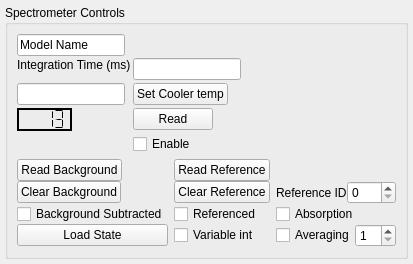
Old version of the form nplab/instrument/spectrometer/ocean_optics_controls.ui in the repository nanophotonics/nplab.
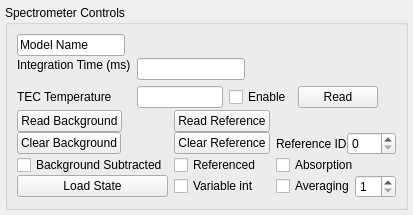
New version of the form.

Commit message:
Revert "Merge pull request #84 from nanophotonics/fixing-Ocean-Optics-temperature-control"
This reverts commit 6d52aaeec20a2c541bc8cf2856f85bf3b7c7c164, reversing
changes made to a7593ecfbee52fc1dbe59d67e79dc388a88be8cb.

```diff
--- a/nplab/instrument/spectrometer/ocean_optics_controls.ui
+++ b/nplab/instrument/spectrometer/ocean_optics_controls.ui
@@ -7,7 +7,7 @@
     <x>0</x>
     <y>0</y>
     <width>387</width>
-    <height>264</height>
+    <height>212</height>
    </rect>
   </property>
   <property name="sizePolicy">
@@ -78,8 +78,11 @@
           <property name="fieldGrowthPolicy">
            <enum>QFormLayout::FieldsStayAtSizeHint</enum>
           </property>
+          <property name="horizontalSpacing">
+           <number>6</number>
+          </property>
           <property name="verticalSpacing">
-           <number>3</number>
+           <number>6</number>
           </property>
           <item row="0" column="0">
            <widget class="QLabel" name="integration_time_label">
@@ -105,76 +108,49 @@
            </widget>
           </item>
           <item row="1" column="0">
-           <widget class="QLineEdit" name="set_tec_temperature_LineEdit"/>
+           <widget class="QLabel" name="tec_temperature_label">
+            <property name="text">
+             <string>TEC Temperature</string>
+            </property>
+           </widget>
           </item>
           <item row="1" column="1">
-           <widget class="QPushButton" name="set_tec_temperature_pushButton">
-            <property name="text">
-             <string>Set Cooler temp</string>
-            </property>
-           </widget>
-          </item>
-          <item row="4" column="0">
-           <widget class="QLCDNumber" name="tec_temperature_lcdNumber">
-            <property name="font">
-             <font>
-              <underline>false</underline>
-              <strikeout>false</strikeout>
-             </font>
-            </property>
-            <property name="frameShape">
-             <enum>QFrame::WinPanel</enum>
-            </property>
-            <property name="frameShadow">
-             <enum>QFrame::Plain</enum>
-            </property>
-            <property name="smallDecimalPoint">
-             <bool>false</bool>
-            </property>
-            <property name="numDigits">
-             <number>4</number>
-            </property>
-            <property name="digitCount">
-             <number>4</number>
-            </property>
-            <property name="segmentStyle">
-             <enum>QLCDNumber::Flat</enum>
-            </property>
-            <property name="value" stdset="0">
-             <double>12.500000000000000</double>
-            </property>
-            <property name="intValue" stdset="0">
-             <number>13</number>
-            </property>
-           </widget>
-          </item>
-          <item row="4" column="1">
-           <widget class="QPushButton" name="read_tec_temperature_pushButton">
-            <property name="sizePolicy">
-             <sizepolicy hsizetype="Fixed" vsizetype="Fixed">
-              <horstretch>0</horstretch>
-              <verstretch>0</verstretch>
-             </sizepolicy>
-            </property>
-            <property name="text">
-             <string>Read</string>
-            </property>
-           </widget>
-          </item>
-          <item row="6" column="1">
            <layout class="QHBoxLayout" name="tec_layout">
             <property name="leftMargin">
              <number>0</number>
             </property>
+            <item>
+             <widget class="QLineEdit" name="tec_temperature">
+              <property name="minimumSize">
+               <size>
+                <width>40</width>
+                <height>0</height>
+               </size>
+              </property>
+             </widget>
+            </item>
+            <item>
+             <widget class="QCheckBox" name="enable_tec">
+              <property name="text">
+               <string>Enable</string>
+              </property>
+             </widget>
+            </item>
+            <item>
+             <widget class="QPushButton" name="read_tec">
+              <property name="sizePolicy">
+               <sizepolicy hsizetype="Fixed" vsizetype="Fixed">
+                <horstretch>0</horstretch>
+                <verstretch>0</verstretch>
+               </sizepolicy>
+              </property>
+              <property name="text">
+               <string>Read</string>
+              </property>
+             </widget>
+            </item>
            </layout>
           </item>
-          <item row="5" column="1">
-           <widget class="QCheckBox" name="enable_tec">
-            <property name="text">
-             <string>Enable</string>
-            </property>
-           </widget>
-          </item>
          </layout>
         </item>
         <item>
```
Left out of the diff: 106 changed lines with no effect on the pictures. The commit also changes 2 other files.
